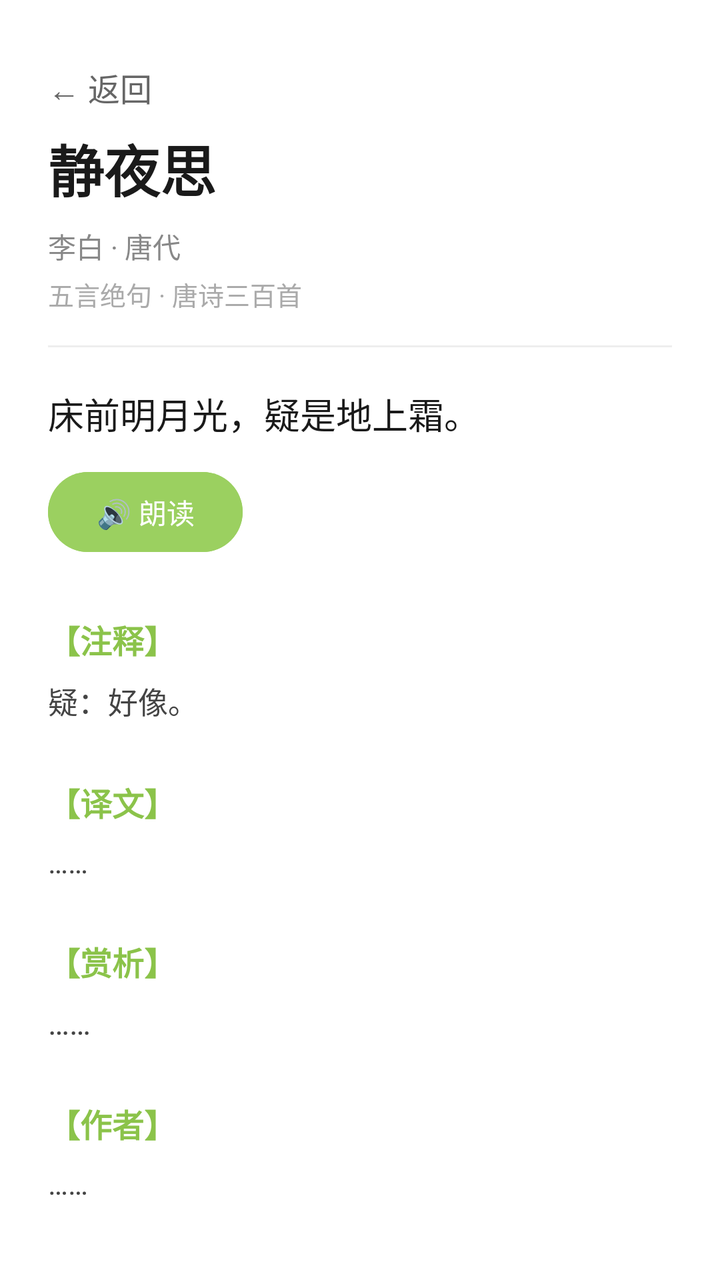
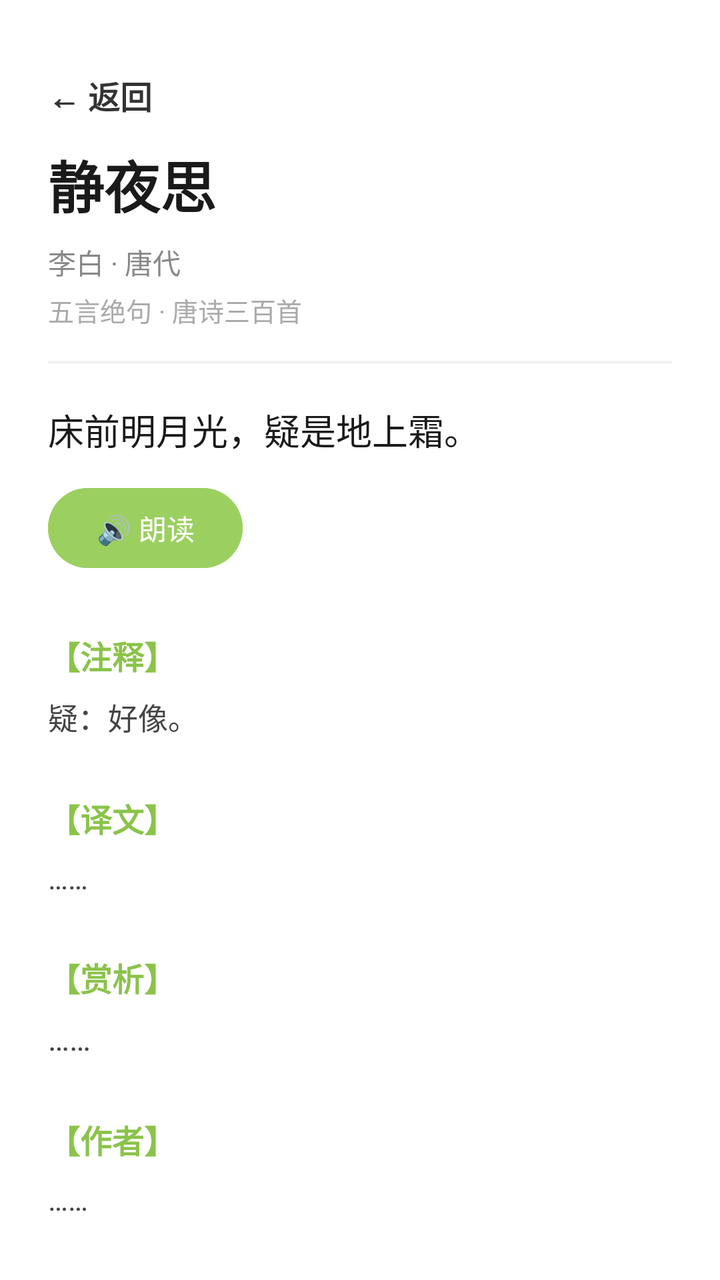

The first picture is an Android layout as it rendered before a commit; the second is the same layout after the commit. The layout source and the unified diff follow.
<!-- AndroidManifest.xml: application theme Theme.PoemApp -->
<!-- res/layout/details.xml -->
<?xml version="1.0" encoding="utf-8"?>
<ScrollView xmlns:android="http://schemas.android.com/apk/res/android"
    android:layout_width="match_parent"
    android:layout_height="match_parent"
    android:background="#FFFFFF">

    <LinearLayout
        android:layout_width="match_parent"
        android:layout_height="wrap_content"
        android:orientation="vertical"
        android:padding="24dp"
        android:paddingBottom="48dp" >

        <TextView
            android:id="@+id/btnBack"
            android:layout_width="wrap_content"
            android:layout_height="wrap_content"
            android:paddingTop="8dp"
            android:paddingBottom="8dp"
            android:text="← 返回"
            android:textSize="16sp"
            android:textColor="#666666" />

        
        <TextView
            android:id="@+id/tvDetailTitle"
            android:layout_width="match_parent"
            android:layout_height="wrap_content"
            android:text="静夜思"
            android:textSize="28sp"
            android:textStyle="bold"
            android:textColor="#1A1A1A" />

        
        <TextView
            android:id="@+id/tvDetailAuthor"
            android:layout_width="match_parent"
            android:layout_height="wrap_content"
            android:layout_marginTop="8dp"
            android:text="李白 · 唐代"
            android:textSize="14sp"
            android:textColor="#888888" />

        
        <TextView
            android:id="@+id/tvDetailMeta"
            android:layout_width="match_parent"
            android:layout_height="wrap_content"
            android:layout_marginTop="4dp"
            android:text="五言绝句 · 唐诗三百首"
            android:textSize="13sp"
            android:textColor="#AAAAAA" />

        <View
            android:layout_width="match_parent"
            android:layout_height="1dp"
            android:layout_marginTop="16dp"
            android:background="#EEEEEE" />

        
        <TextView
            android:id="@+id/tvDetailContent"
            android:layout_width="match_parent"
            android:layout_height="wrap_content"
            android:layout_marginTop="20dp"
            android:text="床前明月光，疑是地上霜。"
            android:textSize="18sp"
            android:textColor="#1A1A1A"
            android:lineSpacingExtra="10dp" />

        <Button
            android:id="@+id/btnSpeak"
            android:layout_width="wrap_content"
            android:layout_height="wrap_content"
            android:layout_marginTop="12dp"
            android:text="🔊 朗读"
            android:textSize="14sp"
            android:backgroundTint="#9BD060"/>

        
        <TextView
            android:layout_width="match_parent"
            android:layout_height="wrap_content"
            android:layout_marginTop="28dp"
            android:text="【注释】"
            android:textSize="16sp"
            android:textStyle="bold"
            android:textColor="#8BC34A" />

        <TextView
            android:id="@+id/tvDetailNotes"
            android:layout_width="match_parent"
            android:layout_height="wrap_content"
            android:layout_marginTop="8dp"
            android:text="疑：好像。"
            android:textSize="15sp"
            android:textColor="#444444"
            android:lineSpacingExtra="6dp" />

        
        <TextView
            android:layout_width="match_parent"
            android:layout_height="wrap_content"
            android:layout_marginTop="28dp"
            android:text="【译文】"
            android:textSize="16sp"
            android:textStyle="bold"
            android:textColor="#8BC34A" />

        <TextView
            android:id="@+id/tvDetailTranslate"
            android:layout_width="match_parent"
            android:layout_height="wrap_content"
            android:layout_marginTop="8dp"
            android:text="……"
            android:textSize="15sp"
            android:textColor="#444444"
            android:lineSpacingExtra="6dp" />

        
        <TextView
            android:layout_width="match_parent"
            android:layout_height="wrap_content"
            android:layout_marginTop="28dp"
            android:text="【赏析】"
            android:textSize="16sp"
            android:textStyle="bold"
            android:textColor="#8BC34A" />

        <TextView
            android:id="@+id/tvDetailAppreciation"
            android:layout_width="match_parent"
            android:layout_height="wrap_content"
            android:layout_marginTop="8dp"
            android:text="……"
            android:textSize="16sp"
            android:textColor="#444444"
            android:lineSpacingExtra="10dp" />

        
        <TextView
            android:layout_width="match_parent"
            android:layout_height="wrap_content"
            android:layout_marginTop="28dp"
            android:text="【作者】"
            android:textSize="16sp"
            android:textStyle="bold"
            android:textColor="#8BC34A" />

        <TextView
            android:id="@+id/tvDetailAuthorBio"
            android:layout_width="match_parent"
            android:layout_height="wrap_content"
            android:layout_marginTop="8dp"
            android:text="……"
            android:textSize="15sp"
            android:textColor="#444444"
            android:lineSpacingExtra="6dp" />

    </LinearLayout>

</ScrollView>
<!-- resources referenced by this layout -->
<resources>
  <style name="Theme.PoemApp" parent="Base.Theme.PoemApp" />
  <style name="Base.Theme.PoemApp" parent="Theme.Material3.DayNight.NoActionBar">
          
          
      </style>
</resources>

<!-- the commit's change to res/layout/details.xml (unified diff, before → after) -->
@@ -15,11 +15,12 @@
             android:id="@+id/btnBack"
             android:layout_width="wrap_content"
             android:layout_height="wrap_content"
-            android:paddingTop="8dp"
-            android:paddingBottom="8dp"
+            android:paddingTop="12dp"
+            android:paddingBottom="12dp"
             android:text="← 返回"
             android:textSize="16sp"
-            android:textColor="#666666" />
+            android:textColor="#333333"
+            android:textStyle="bold"/>
 
         
         <TextView
